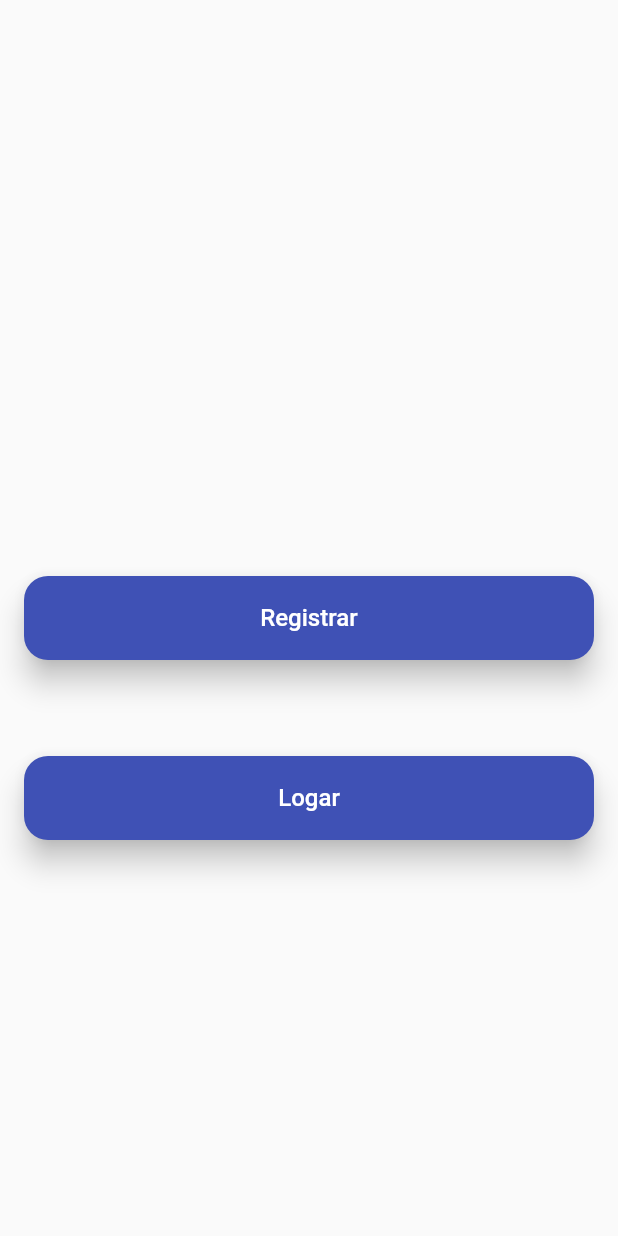
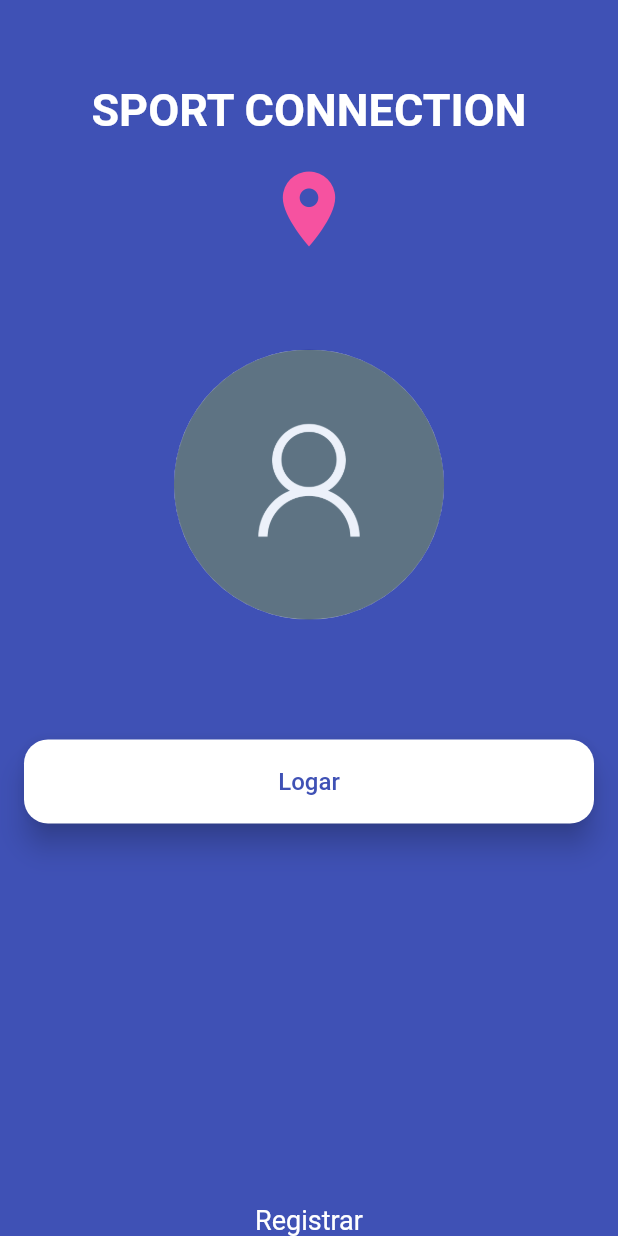
Before and after one commit to zanella86/SportConnection, a Flutter app: the screen it shows after launch, on a phone screen of 412 x 824 dp. Run offline on Flutter 3.47's test engine with Material 2 defaults, Android fonts, the phone set to English and light mode, and no system bars; our stand-ins replace flutter_bloc, flutter_secure_storage.

Commit message:
Ajuste na tela após o splash

```diff
--- a/lib/ui/auth/auth_screen.dart
+++ b/lib/ui/auth/auth_screen.dart
@@ -11,6 +11,7 @@ class AuthScreen extends StatelessWidget {
   @override
   Widget build(BuildContext context) {
     return Scaffold(
+      backgroundColor: Theme.of(context).primaryColor,
       appBar: AppBar(
         elevation: 0,
         backgroundColor: Colors.transparent,
@@ -19,34 +20,61 @@ class AuthScreen extends StatelessWidget {
           child: Padding(
         padding: const EdgeInsets.symmetric(horizontal: 16),
         child: Center(
-              child: Column(
-                  mainAxisSize: MainAxisSize.min,
-                  children: [
+          child: Column(mainAxisSize: MainAxisSize.min, children: [
+            const Text(
+              'SPORT CONNECTION',
+              style: TextStyle(
+                  color: Colors.white,
+                  fontSize: 30,
+                  fontWeight: FontWeight.bold),
+            ),
+            const SizedBox(
+              height: 18,
+            ),
+            const Icon(
+              Icons.place,
+              color: Color.fromRGBO(246, 82, 160, 1),
+              size: 60,
+            ),
             const SizedBox(height: 64),
-                    RoundedButton(
-                      text: 'Registrar',
-                      onPressed: () => Navigator.pushReplacementNamed(context, RegisterScreen.id),
+            const CircleAvatar(
+              backgroundImage: AssetImage(
+                'assets/images/profile.png',
+              ),
+              radius: 90,
+            ),
+            const SizedBox(
+              height: 16,
+              width: double.infinity,
             ),
             const SizedBox(height: 64),
             RoundedButton(
               text: 'Logar',
-                      onPressed: () => Navigator.pushReplacementNamed(context, LoginScreen.id),
+              textColor: Theme.of(context).primaryColor,
+              backgroundColor: Colors.white,
+              onPressed: () =>
+                  Navigator.pushReplacementNamed(context, LoginScreen.id),
             ),
-                    /*const SizedBox(height: 64),
-                    RoundedButton(
-                      text: 'Entrar com Google',
-                      onPressed: () => _authenticate(context, 'Google'),
-                    ),*/
-                    /*const SizedBox(height: 64),
-                    RoundedButton(
-                      text: 'Entrar com Github',
-                      onPressed: () => _authenticate(context, 'Github'),
-                    ),*/
-                  ]
+            Expanded(
+              child: Align(
+                alignment: Alignment.bottomCenter,
+                child: GestureDetector(
+                  onTap: () {
+                    Navigator.pushReplacementNamed(context, RegisterScreen.id);
+                  },
+                  child: const Text(
+                    'Registrar',
+                    style: TextStyle(
+                      color: Colors.white,
+                      fontSize: 18
                     ),
                   ),
-          )
                 ),
+              ),
+            ),
+          ]),
+        ),
+      )),
     );
   }
 
@@ -74,5 +102,4 @@ class AuthScreen extends StatelessWidget {
       Navigator.pushReplacementNamed(context, HomeScreen.id);
     }
   }*/
-
 }
--- a/lib/ui/auth/login/login_screen.dart
+++ b/lib/ui/auth/login/login_screen.dart
@@ -20,6 +20,7 @@ class LoginScreen extends StatelessWidget {
     return Scaffold(
       appBar: AppBar(
         elevation: 0,
+        title: Text('Login'),
         backgroundColor: Theme.of(context).colorScheme.primary,
         leading: InkWell(
           child: Icon(Icons.arrow_back),
--- a/lib/ui/auth/register/register_screen.dart
+++ b/lib/ui/auth/register/register_screen.dart
@@ -21,6 +21,7 @@ class RegisterScreen extends StatelessWidget {
   Widget build(BuildContext context) {
     return Scaffold(
       appBar: AppBar(
+        title: Text('Registrar'),
         elevation: 0,
         backgroundColor: Theme.of(context).colorScheme.primary,
         leading: InkWell(
```
Also changed, not shown: assets/images/profile.png (added). Lines whose indentation alone changed are shown as unchanged.
